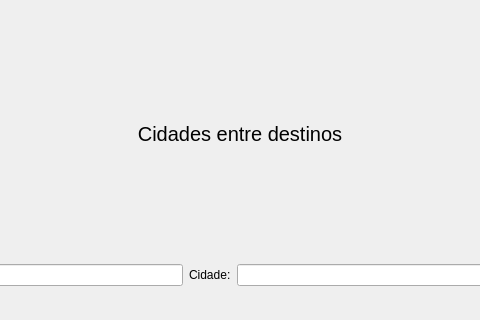
This is Cliente/ui/cidades.ui in Liedsonfsa/Route-Run as Qt 5 draws it before an edit; both pictures show x 160 to 640 and y 0 to 320 of the 800 by 600 pixel window. The edited form follows.
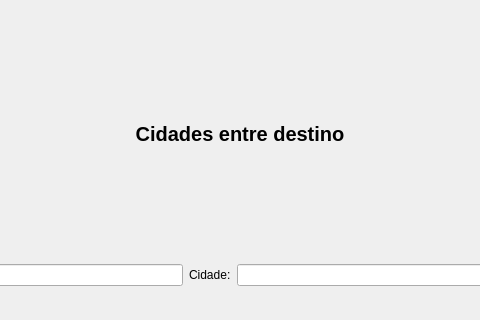
This is the edited form.

Patch:
```diff
--- a/Cliente/ui/cidades.ui
+++ b/Cliente/ui/cidades.ui
@@ -20,10 +20,12 @@
       <property name="font">
        <font>
         <pointsize>15</pointsize>
+        <weight>75</weight>
+        <bold>true</bold>
        </font>
       </property>
       <property name="text">
-       <string>Cidades entre destinos</string>
+       <string>Cidades entre destino</string>
       </property>
       <property name="alignment">
        <set>Qt::AlignCenter</set>
```
